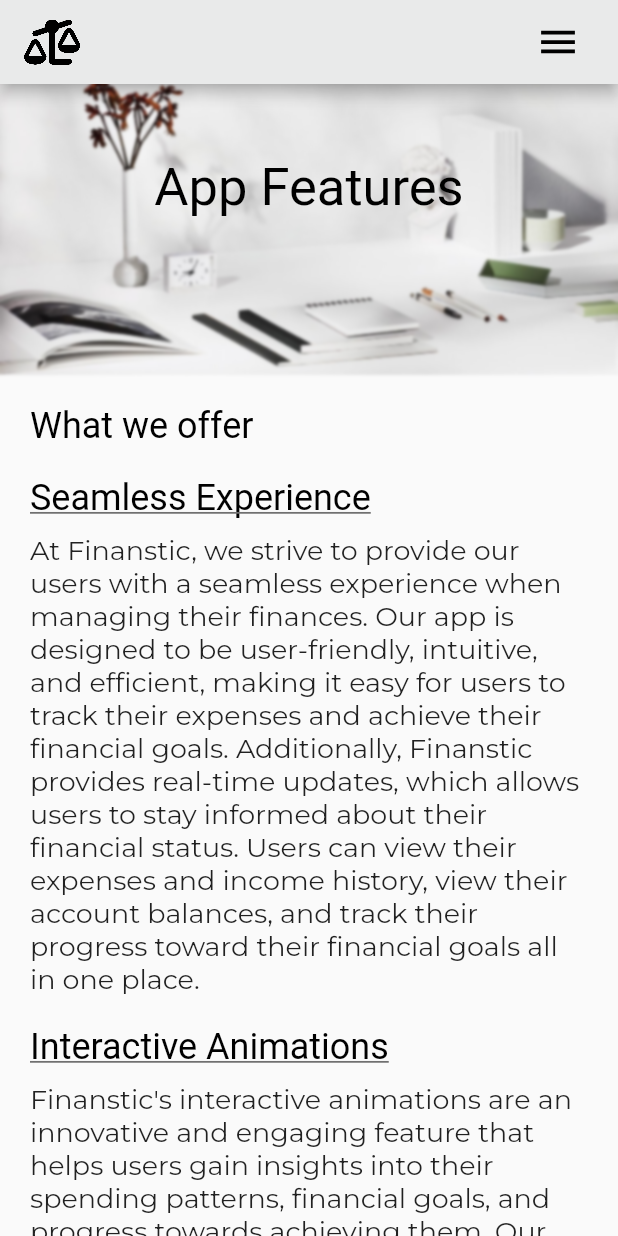
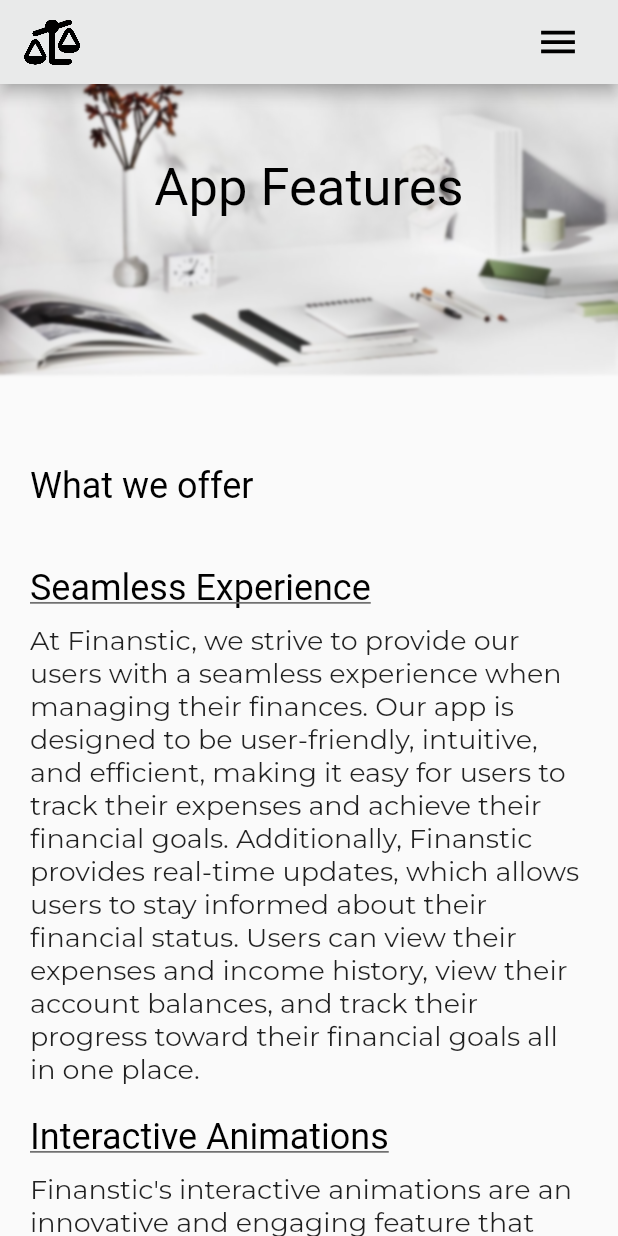
Before and after one commit to rishirizz/finanstic_website, a Flutter app: the ServicesPageMobile screen opened directly, on a phone screen of 412 x 824 dp. Run offline on Flutter 3.47's test engine with Material 2 defaults, Android fonts, the phone set to English and light mode, and no system bars; our stand-ins replace google_fonts; Roboto replaces fonts that are missing (Prompt).

Commit message:
iages added in services page for bigger screens.

```diff
--- a/lib/responsive/services_page/services_page_mobile.dart
+++ b/lib/responsive/services_page/services_page_mobile.dart
@@ -164,6 +164,9 @@ class _ServicesPageMobileState extends State<ServicesPageMobile>
                       child: Column(
                         crossAxisAlignment: CrossAxisAlignment.start,
                         children: [
+                          const SizedBox(
+                            height: 40,
+                          ),
                           Text(
                             'What we offer',
                             style: h2TextStyle(context).copyWith(
@@ -171,7 +174,7 @@ class _ServicesPageMobileState extends State<ServicesPageMobile>
                             ),
                           ),
                           const SizedBox(
-                            height: 20,
+                            height: 40,
                           ),
                           const AboutHeading(
                             heading: 'Seamless Experience',
@@ -219,7 +222,7 @@ class _ServicesPageMobileState extends State<ServicesPageMobile>
                             content: choosingCurrency,
                           ),
                           const SizedBox(
-                            height: 20,
+                            height: 40,
                           ),
                           Container(
                             color: Colors.white,
@@ -236,7 +239,7 @@ class _ServicesPageMobileState extends State<ServicesPageMobile>
                                     appImages[index],
                                   );
                                 }),
-                          )
+                          ),
                         ],
                       ),
                     ),
```
Also changed, not shown: lib/responsive/home_page/home_page_desktop.dart (+14 -2 lines), lib/responsive/services_page/services_page_desktop.dart (+26 -4 lines).
